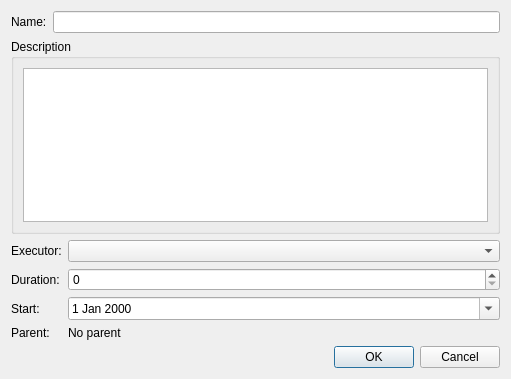
This is tasktrackerclient/dialogs/dialogedittask/dialogedittask.ui in SergejShatilov/tasktracker as Qt 5 draws it before an edit. The edited form follows.
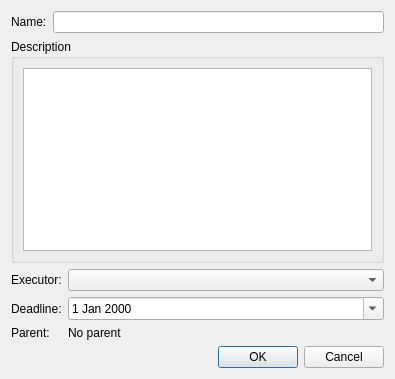
This is the edited form.

What changed in the file:
```diff
--- a/tasktrackerclient/dialogs/dialogedittask/dialogedittask.ui
+++ b/tasktrackerclient/dialogs/dialogedittask/dialogedittask.ui
@@ -6,7 +6,7 @@
    <rect>
     <x>0</x>
     <y>0</y>
-    <width>511</width>
+    <width>395</width>
     <height>379</height>
    </rect>
   </property>
@@ -42,6 +42,9 @@
    </item>
    <item>
     <layout class="QGridLayout" name="gridLayout" columnstretch="0,1">
+     <item row="0" column="1">
+      <widget class="QComboBox" name="comboBoxExecutor"/>
+     </item>
      <item row="0" column="0">
       <widget class="QLabel" name="label_2">
        <property name="text">
@@ -49,41 +52,28 @@
        </property>
       </widget>
      </item>
-     <item row="0" column="1">
-      <widget class="QComboBox" name="comboBoxExecutor"/>
-     </item>
-     <item row="1" column="0">
-      <widget class="QLabel" name="label_3">
-       <property name="text">
-        <string>Duration:</string>
-       </property>
-      </widget>
-     </item>
      <item row="1" column="1">
-      <widget class="QSpinBox" name="spinBoxDuration"/>
-     </item>
-     <item row="2" column="0">
-      <widget class="QLabel" name="label_4">
-       <property name="text">
-        <string>Start:</string>
-       </property>
-      </widget>
-     </item>
-     <item row="2" column="1">
-      <widget class="QDateEdit" name="dateEditStart">
+      <widget class="QDateEdit" name="dateEditDeadline">
        <property name="calendarPopup">
         <bool>true</bool>
        </property>
       </widget>
      </item>
-     <item row="3" column="0">
+     <item row="2" column="0">
       <widget class="QLabel" name="label_5">
        <property name="text">
         <string>Parent:</string>
        </property>
       </widget>
      </item>
-     <item row="3" column="1">
+     <item row="1" column="0">
+      <widget class="QLabel" name="label_4">
+       <property name="text">
+        <string>Deadline:</string>
+       </property>
+      </widget>
+     </item>
+     <item row="2" column="1">
       <widget class="QLabel" name="labelParent">
        <property name="text">
         <string>No parent</string>
```
